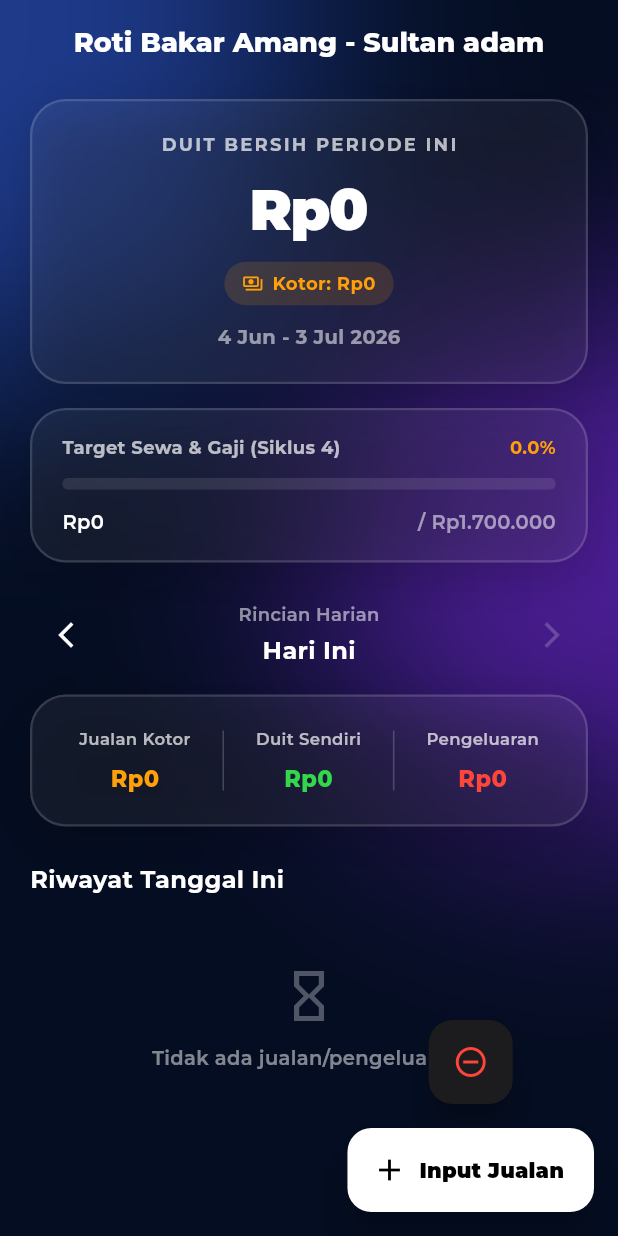
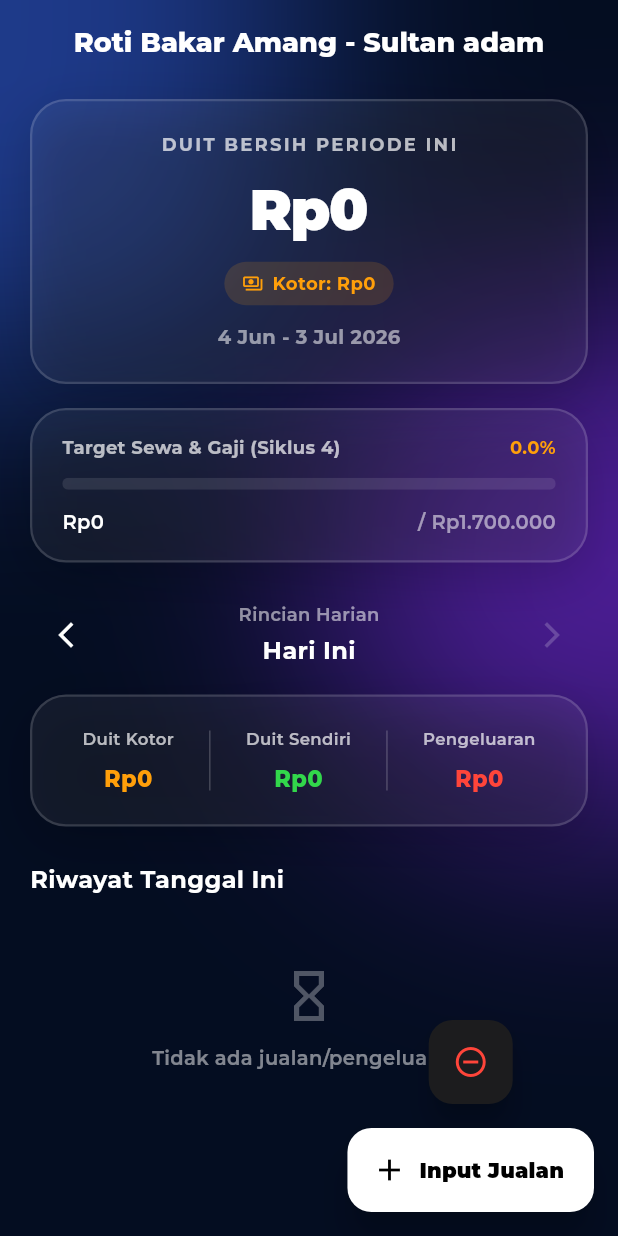
Before and after one commit to muhbisrii/roti-amang-app, a Flutter app: the screen it shows after launch, on a phone screen of 412 x 824 dp. Run offline on Flutter 3.47's test engine with Material 3 defaults, Android fonts, the phone set to English and light mode, and no system bars; our stand-ins replace cloud_firestore, firebase_core, google_fonts; accounts and stored records are empty.

Commit message:
Update jualan kotor jadi duit kotor

```diff
--- a/lib/home_screen.dart
+++ b/lib/home_screen.dart
@@ -872,7 +872,7 @@ class _HomeScreenState extends State<HomeScreen> {
                         children: [
                           Column(
                             children: [
-                              const Text("Jualan Kotor", style: TextStyle(color: Colors.white70, fontSize: 11)),
+                              const Text("Duit Kotor", style: TextStyle(color: Colors.white70, fontSize: 11)),
                               const SizedBox(height: 8),
                               Text(formatCurrency.format(dailyGross), style: const TextStyle(color: Color(0xFFFF9F0A), fontWeight: FontWeight.w800, fontSize: 15)),
                             ],
```
